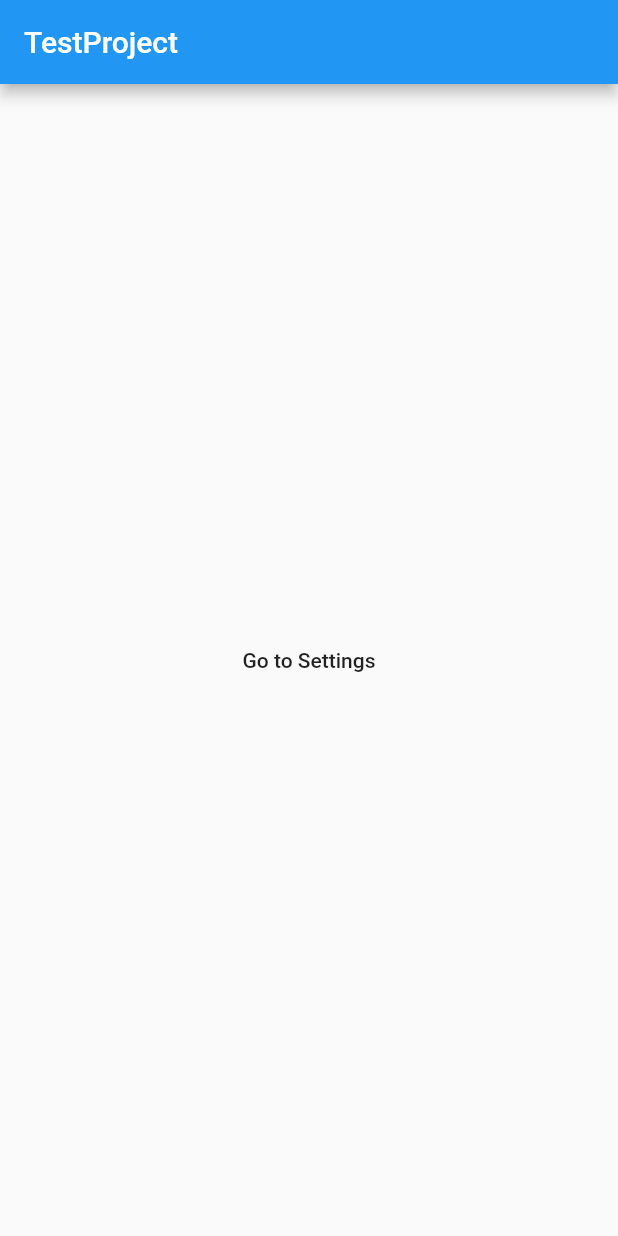
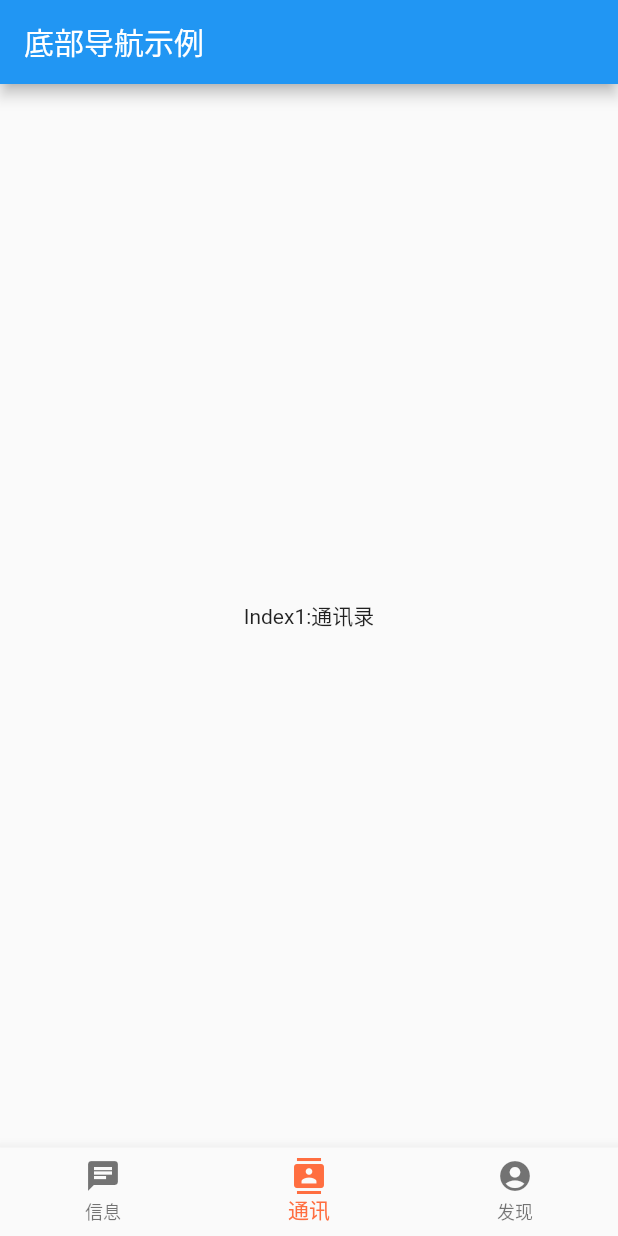
Before and after one commit to 0730chen/Flutter-, a Flutter app: the screen it shows after launch, on a phone screen of 412 x 824 dp. Run offline on Flutter 3.47's test engine with Material 2 defaults, Android fonts, the phone set to English and light mode, and no system bars.

Commit message:
底部导航实现

```diff
--- a/lib/main.dart
+++ b/lib/main.dart
@@ -17,7 +17,9 @@ class MyApp extends StatelessWidget {
   Widget build(BuildContext context) {
     return MaterialApp(
         title: 'Flutter Demo',
-        home: DemoApp(),
+        home: Scaffold(
+          body:DemoApp()
+        ),
       routes: {
         '/first':(BuildContext context) => new FirstPage(),
         '/seconed':(BuildContext context) => new secondPage(),
@@ -26,24 +28,46 @@ class MyApp extends StatelessWidget {
     );
   }
 }
-
-class DemoApp extends StatelessWidget {
+class DemoApp extends StatefulWidget {
   DemoApp({Key key}) : super(key: key);
 
   @override
-  Widget build(BuildContext context) {
-    debugPaintSizeEnabled = true;
-    return new Scaffold(
-      appBar: new AppBar(
-        title: new Text('TestProject'),
+  _DemoAppState createState() => _DemoAppState();
+}
+
+class _DemoAppState extends State<DemoApp>{
+  int _selectedIndex = 1;
+  final _widgetOption=[
+    Text('Index0:信息'),
+    Text('Index1:通讯录'),
+    Text('Index2:发现'),
+  ];
+  @override
+  Widget build(BuildContext context){
+    return Scaffold(
+      appBar: AppBar(
+        title: Text('底部导航示例'),
       ),
-      body: new Center(
-          child: new FlatButton(
-              child: const Text('Go to Settings'),
-              onPressed: () => Navigator.of(context).pushNamed('/first')
-          )
+      body: Center(
+        child: _widgetOption.elementAt(_selectedIndex)
       ),
+      bottomNavigationBar: BottomNavigationBar(
+          items:<BottomNavigationBarItem>[
+            BottomNavigationBarItem(icon:Icon(Icons.chat),title: Text('信息')),
+            BottomNavigationBarItem(icon:Icon(Icons.contacts),title: Text('通讯')),
+            BottomNavigationBarItem(icon:Icon(Icons.account_circle),title: Text('发现')),
+
+          ],
+        currentIndex: _selectedIndex,
+        fixedColor: Colors.deepOrangeAccent,
+        onTap: _onItemTapped,
+      )
     );
+  }
+  void _onItemTapped(int index){
+    setState(() {
+      _selectedIndex = index;
+    });
   }
 }
 
```
